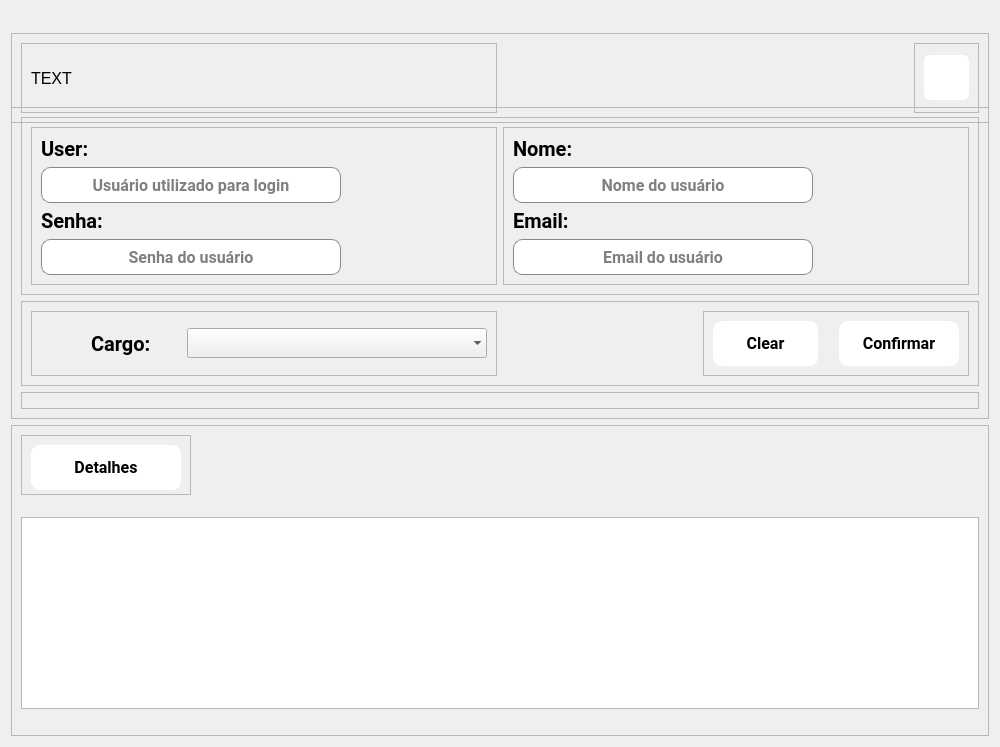
eduardogm22/controle_patrimonio, file PATP/asset_ctrl/templates/interfaces/user_create.ui: the form before one commit.
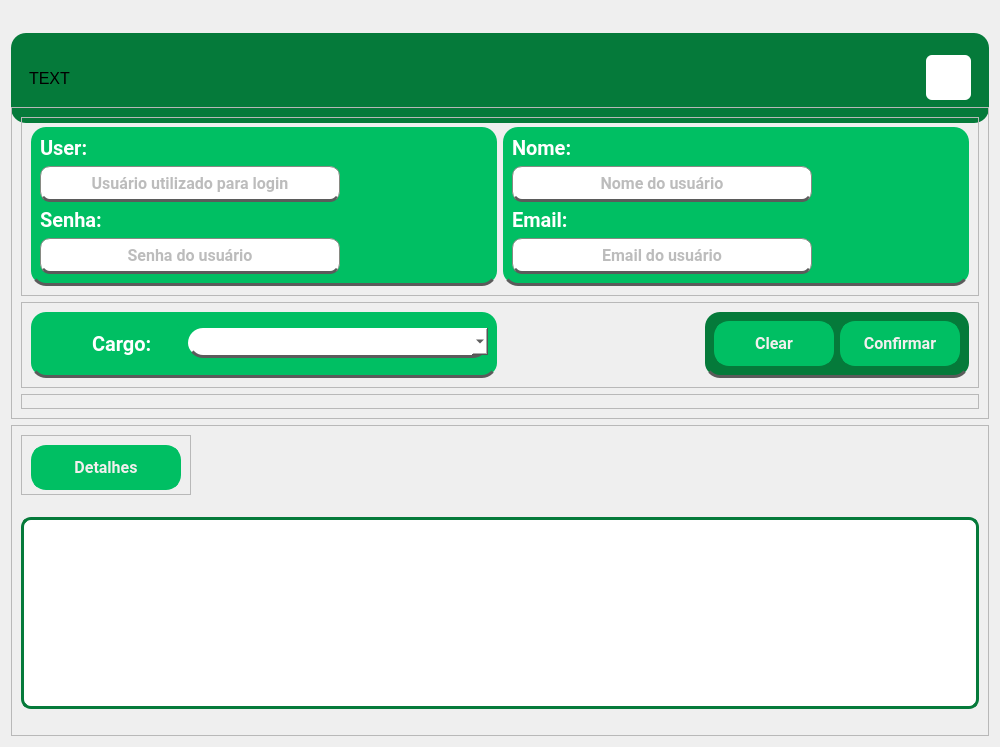
The form after the commit. Icons and pictures are not drawn.

```diff
--- a/PATP/asset_ctrl/templates/interfaces/user_create.ui
+++ b/PATP/asset_ctrl/templates/interfaces/user_create.ui
@@ -43,6 +43,10 @@
        <height>45</height>
       </size>
      </property>
+     <property name="styleSheet">
+      <string notr="true">background-color: #057A3A;
+border-radius: 15px;</string>
+     </property>
      <property name="frameShape">
       <enum>QFrame::StyledPanel</enum>
      </property>
@@ -153,6 +157,13 @@
         <layout class="QHBoxLayout" name="horizontalLayout">
          <item>
           <widget class="QFrame" name="frame_11">
+           <property name="styleSheet">
+            <string notr="true">background-color : rgb(0, 191, 99);
+border-radius: 15px;
+
+border-bottom: 3px solid rgb(91, 91, 91)
+</string>
+           </property>
            <property name="frameShape">
             <enum>QFrame::StyledPanel</enum>
            </property>
@@ -171,7 +182,8 @@
                </font>
               </property>
               <property name="styleSheet">
-               <string notr="true"/>
+               <string notr="true">color: rgb(255, 255, 255);
+border-bottom: none</string>
               </property>
               <property name="text">
                <string>User:</string>
@@ -200,6 +212,16 @@
                 <bold>true</bold>
                </font>
               </property>
+              <property name="styleSheet">
+               <string notr="true">QLineEdit{
+	color:rgb(121, 121, 121);
+background-color:white;
+border-radius: 10px;
+border-bottom: 3px solid rgb(91, 91, 91)
+}
+
+QLineEdit:hover{background-color:rgb(238, 234, 233);color:rgb(181, 178, 177)}</string>
+              </property>
               <property name="alignment">
                <set>Qt::AlignCenter</set>
               </property>
@@ -218,6 +240,10 @@
                 <bold>true</bold>
                </font>
               </property>
+              <property name="styleSheet">
+               <string notr="true">color: rgb(255, 255, 255);
+border-bottom: none</string>
+              </property>
               <property name="text">
                <string>Senha:</string>
               </property>
@@ -245,6 +271,16 @@
                 <bold>true</bold>
                </font>
               </property>
+              <property name="styleSheet">
+               <string notr="true">QLineEdit{
+	color:rgb(121, 121, 121);
+background-color:white;
+border-radius: 10px;
+border-bottom: 3px solid rgb(91, 91, 91)
+}
+
+QLineEdit:hover{background-color:rgb(238, 234, 233);color:rgb(181, 178, 177)}</string>
+              </property>
               <property name="alignment">
                <set>Qt::AlignCenter</set>
               </property>
@@ -258,6 +294,13 @@
          </item>
          <item>
           <widget class="QFrame" name="frame_12">
+           <property name="styleSheet">
+            <string notr="true">background-color : rgb(0, 191, 99);
+border-radius: 15px;
+
+border-bottom: 3px solid rgb(91, 91, 91)
+</string>
+           </property>
            <property name="frameShape">
             <enum>QFrame::StyledPanel</enum>
            </property>
@@ -275,6 +318,10 @@
                 <bold>true</bold>
                </font>
               </property>
+              <property name="styleSheet">
+               <string notr="true">color: rgb(255, 255, 255);
+border-bottom: none</string>
+              </property>
               <property name="text">
                <string>Nome:</string>
               </property>
@@ -302,6 +349,16 @@
                 <bold>true</bold>
                </font>
               </property>
+              <property name="styleSheet">
+               <string notr="true">QLineEdit{
+	color:rgb(121, 121, 121);
+background-color:white;
+border-radius: 10px;
+border-bottom: 3px solid rgb(91, 91, 91)
+}
+
+QLineEdit:hover{background-color:rgb(238, 234, 233);color:rgb(181, 178, 177)}</string>
+              </property>
               <property name="alignment">
                <set>Qt::AlignCenter</set>
               </property>
@@ -320,6 +377,10 @@
                 <bold>true</bold>
                </font>
               </property>
+              <property name="styleSheet">
+               <string notr="true">color: rgb(255, 255, 255);
+border-bottom: none</string>
+              </property>
               <property name="text">
                <string>Email:</string>
               </property>
@@ -347,6 +408,16 @@
                 <bold>true</bold>
                </font>
               </property>
+              <property name="styleSheet">
+               <string notr="true">QLineEdit{
+	color:rgb(121, 121, 121);
+background-color:white;
+border-radius: 10px;
+border-bottom: 3px solid rgb(91, 91, 91)
+}
+
+QLineEdit:hover{background-color:rgb(238, 234, 233);color:rgb(181, 178, 177)}</string>
+              </property>
               <property name="alignment">
                <set>Qt::AlignCenter</set>
               </property>
@@ -391,6 +462,13 @@
         <layout class="QHBoxLayout" name="horizontalLayout_3">
          <item>
           <widget class="QFrame" name="frame_8">
+           <property name="styleSheet">
+            <string notr="true">background-color : rgb(0, 191, 99);
+border-radius: 15px;
+
+border-bottom: 3px solid rgb(91, 91, 91)
+</string>
+           </property>
            <property name="frameShape">
             <enum>QFrame::StyledPanel</enum>
            </property>
@@ -422,6 +500,11 @@
                 <kerning>true</kerning>
                </font>
               </property>
+              <property name="styleSheet">
+               <string notr="true">color:rgb(255, 255, 255);
+
+border-bottom: none</string>
+              </property>
               <property name="text">
                <string>Cargo:</string>
               </property>
@@ -453,7 +536,10 @@
                <enum>Qt::LeftToRight</enum>
               </property>
               <property name="styleSheet">
-               <string notr="true"/>
+               <string notr="true">background-color:white;
+border-radius: 15px;
+padding:15px;
+</string>
               </property>
               <property name="currentText">
                <string/>
@@ -483,6 +569,12 @@
          </item>
          <item alignment="Qt::AlignRight">
           <widget class="QFrame" name="frame_btns">
+           <property name="styleSheet">
+            <string notr="true">background-color: #057A3A;
+border-radius: 15px;
+border-bottom: 3px solid rgb(91, 91, 91)
+</string>
+           </property>
            <property name="frameShape">
             <enum>QFrame::StyledPanel</enum>
            </property>
@@ -516,7 +608,22 @@
                <cursorShape>PointingHandCursor</cursorShape>
               </property>
               <property name="styleSheet">
-               <string notr="true">margin-right:15px;</string>
+               <string notr="true">
+
+QPushButton { color: rgb(243, 239, 238);
+	border-radius:15px;		
+	border: 4px solid #00BF63;
+	background-color:#00BF63;
+ }
+
+QPushButton:hover{background-color:rgb(255, 240, 238);color:#00BF63}
+
+QPushButton:pressed{
+ padding-left: 5px;
+ padding-top:5px;
+	background-color: rgb(227, 227, 227);
+ 
+}</string>
               </property>
               <property name="text">
                <string>Clear</string>
@@ -548,6 +655,24 @@
               <property name="cursor">
                <cursorShape>PointingHandCursor</cursorShape>
               </property>
+              <property name="styleSheet">
+               <string notr="true">
+
+QPushButton { color: rgb(243, 239, 238);
+	border-radius:15px;		
+	border: 4px solid #00BF63;
+	background-color:#00BF63;
+ }
+
+QPushButton:hover{background-color:rgb(255, 240, 238);color:#00BF63}
+
+QPushButton:pressed{
+ padding-left: 5px;
+ padding-top:5px;
+	background-color: rgb(227, 227, 227);
+ 
+}</string>
+              </property>
               <property name="text">
                <string>Confirmar</string>
               </property>
@@ -628,11 +753,22 @@
             <cursorShape>PointingHandCursor</cursorShape>
            </property>
            <property name="styleSheet">
-            <string notr="true">font-family: Roboto;
-background-color:white;
-color:black;
-height:30px;
-border-radius:9px;</string>
+            <string notr="true">
+
+QPushButton { color: rgb(243, 239, 238);
+	border-radius:15px;		
+	border: 4px solid #00BF63;
+	background-color:#00BF63;
+ }
+
+QPushButton:hover{background-color:rgb(255, 240, 238);color:#00BF63}
+
+QPushButton:pressed{
+ padding-left: 5px;
+ padding-top:5px;
+	background-color: rgb(227, 227, 227);
+ 
+}</string>
            </property>
            <property name="text">
             <string>Detalhes</string>
@@ -660,6 +796,13 @@
           <height>500</height>
          </size>
         </property>
+        <property name="styleSheet">
+         <string notr="true">background-color:white;	
+border:3px solid #057A3A;
+border-radius:10px
+
+</string>
+        </property>
        </widget>
       </item>
      </layout>
```
